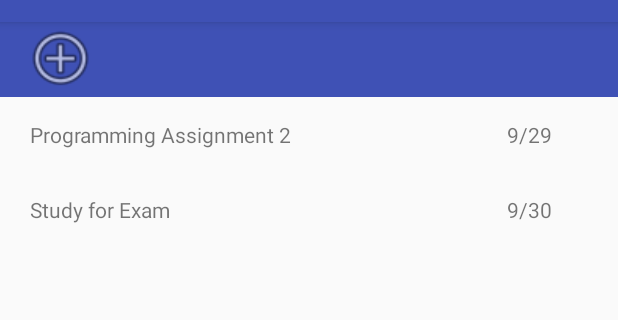
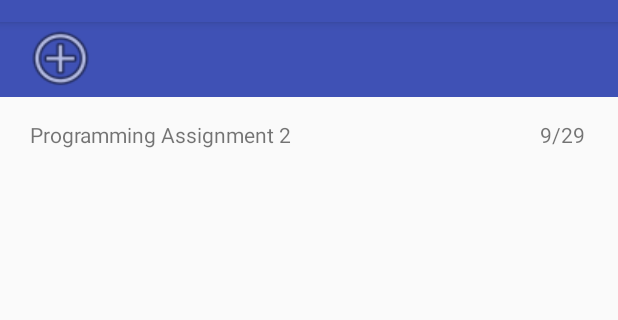
Before and after one commit to kirkp1ia/EduTrack, an Android app: the screen it shows after launch (ActivityDeadlineIndex), on a phone screen of 412 x 824 dp, the part 62-382 px from its top. Run offline under Robolectric (Android 15) with nearby library versions, the light colour scheme and no system bars; network calls fail.

Commit message:
Deadlines are viewable

```diff
--- a/app/src/main/AndroidManifest.xml
+++ b/app/src/main/AndroidManifest.xml
@@ -17,6 +17,7 @@
         </activity>
         <activity android:name=".ActivityAddDeadline" />
         <activity android:name=".ActivityAddBenchmark"></activity>
+        <activity android:name=".ActivityViewDeadline"></activity>
     </application>
 
 </manifest>
--- a/app/src/main/java/edu/cmich/kirkp1ia/cps596/edutrack/ActivityAddDeadline.java
+++ b/app/src/main/java/edu/cmich/kirkp1ia/cps596/edutrack/ActivityAddDeadline.java
@@ -26,8 +26,8 @@ public class ActivityAddDeadline extends AppCompatActivity {
     private final String TAG = "Deadline Add";
 
     // Each array list in this list is a pairing of name, deadlinePicker EditText inputs.//
-    private ArrayList<BenchMark> benchmarksToAdd = new ArrayList<BenchMark>();
-    private ArrayAdapter<BenchMark> benchmarkAdapter;
+    protected ArrayList<BenchMark> benchmarksToAdd = new ArrayList<BenchMark>();
+    protected ArrayAdapter<BenchMark> benchmarkAdapter;
 
     @Override
     protected void onCreate(Bundle savedInstanceState) {
@@ -37,7 +37,7 @@ public class ActivityAddDeadline extends AppCompatActivity {
         this.refreshUI();
     }
 
-    private void refreshUI() {
+    protected void refreshUI() {
         this.benchmarkAdapter = new ArrayAdapter<BenchMark>(this, R.layout.listview_item_benchmark, this.benchmarksToAdd);
         ListView benchmarkView = (ListView) this.findViewById(R.id.view_benchmarks);
         benchmarkView.setAdapter(this.benchmarkAdapter);
--- a/app/src/main/res/layout/activity_add_deadline.xml
+++ b/app/src/main/res/layout/activity_add_deadline.xml
@@ -85,7 +85,7 @@
                 android:text="Finish"
                 android:layout_width="match_parent"
                 android:layout_height="wrap_content"
-                android:id="@+id/button3"
+                android:id="@+id/btn_submit_deadline"
                 android:onClick="finishPressed" />
         </LinearLayout>
     </RelativeLayout>
--- a/app/src/main/res/layout/activity_deadline_index.xml
+++ b/app/src/main/res/layout/activity_deadline_index.xml
@@ -15,8 +15,10 @@
     <LinearLayout
         android:orientation="vertical"
         android:layout_width="match_parent"
-        android:layout_height="match_parent"
-        android:weightSum="1">
+        android:layout_height="wrap_content"
+        android:weightSum="1"
+        android:layout_alignParentTop="true"
+        android:layout_alignParentStart="true">
 
         <LinearLayout
             android:orientation="horizontal"
@@ -36,30 +38,21 @@
 
         </LinearLayout>
 
-        <TableLayout
+        <LinearLayout
             android:layout_width="match_parent"
             android:layout_height="match_parent"
-            android:layout_weight="0">
-
-            <TableRow
-                android:layout_width="match_parent"
-                android:layout_height="match_parent" >
-
-                <LinearLayout
-                    android:orientation="vertical"
-                    android:layout_width="match_parent"
-                    android:layout_height="match_parent">
+            android:id="@+id/deadline_display_view"
+            android:orientation="vertical">
 
             <LinearLayout
                 android:orientation="horizontal"
                 android:layout_width="match_parent"
-                        android:layout_height="match_parent">
+                android:layout_height="wrap_content">
 
                 <TextView
                     android:text="Programming Assignment 2"
                     android:layout_width="318dp"
                     android:layout_height="wrap_content"
-                            android:id="@+id/textView"
                     android:paddingBottom="15dp"
                     android:paddingTop="15dp"
                     android:paddingLeft="20dp" />
@@ -68,8 +61,6 @@
                     android:text="9/29"
                     android:layout_width="match_parent"
                     android:layout_height="match_parent"
-                            android:id="@+id/textView2"
-                            android:layout_weight="1"
                     android:paddingBottom="15dp"
                     android:paddingLeft="20dp"
                     android:paddingTop="15dp"
@@ -77,58 +68,7 @@
             </LinearLayout>
 
         </LinearLayout>
-            </TableRow>
 
-            <TableRow
-                android:layout_width="match_parent"
-                android:layout_height="match_parent" >
-
-                <LinearLayout
-                    android:orientation="vertical"
-                    android:layout_width="match_parent"
-                    android:layout_height="match_parent">
-
-                    <LinearLayout
-                        android:orientation="horizontal"
-                        android:layout_width="match_parent"
-                        android:layout_height="match_parent">
-
-                        <TextView
-                            android:text="Study for Exam"
-                            android:layout_width="318dp"
-                            android:layout_height="wrap_content"
-                            android:id="@+id/textView3"
-                            android:paddingBottom="15dp"
-                            android:paddingTop="15dp"
-                            android:paddingLeft="20dp" />
-
-                        <TextView
-                            android:text="9/30"
-                            android:layout_width="match_parent"
-                            android:layout_height="match_parent"
-                            android:id="@+id/textView4"
-                            android:layout_weight="1"
-                            android:paddingBottom="15dp"
-                            android:paddingLeft="20dp"
-                            android:paddingTop="15dp"
-                            android:textAlignment="center" />
-                    </LinearLayout>
-
-                </LinearLayout>
-            </TableRow>
-
-            <TableRow
-                android:layout_width="match_parent"
-                android:layout_height="match_parent" />
-
-            <TableRow
-                android:layout_width="match_parent"
-                android:layout_height="match_parent" />
-
-            <TableRow
-                android:layout_width="match_parent"
-                android:layout_height="match_parent" />
-        </TableLayout>
     </LinearLayout>
 
 </RelativeLayout>
```
Also changed, not shown: app/src/main/java/edu/cmich/kirkp1ia/cps596/edutrack/ActivityDeadlineIndex.java (+79 -0 lines), app/src/main/java/edu/cmich/kirkp1ia/cps596/edutrack/ActivityViewDeadline.java (added, +67 -0 lines), app/src/main/java/edu/cmich/kirkp1ia/cps596/edutrack/core/Deadline.java (+12 -0 lines). Lines whose indentation alone changed are shown as unchanged.
